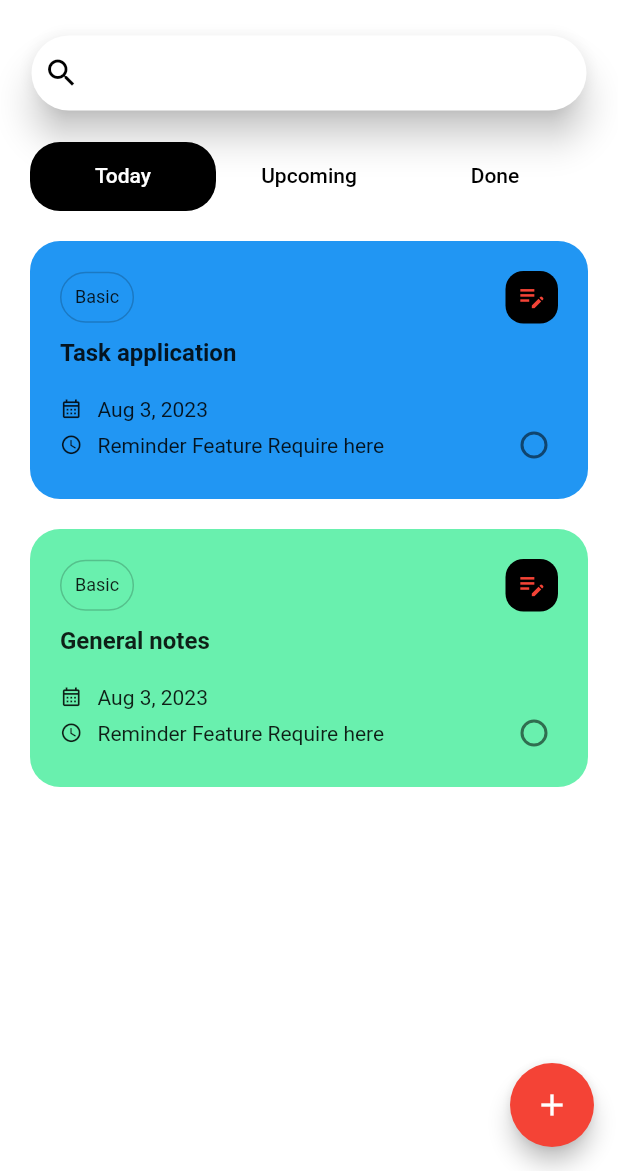
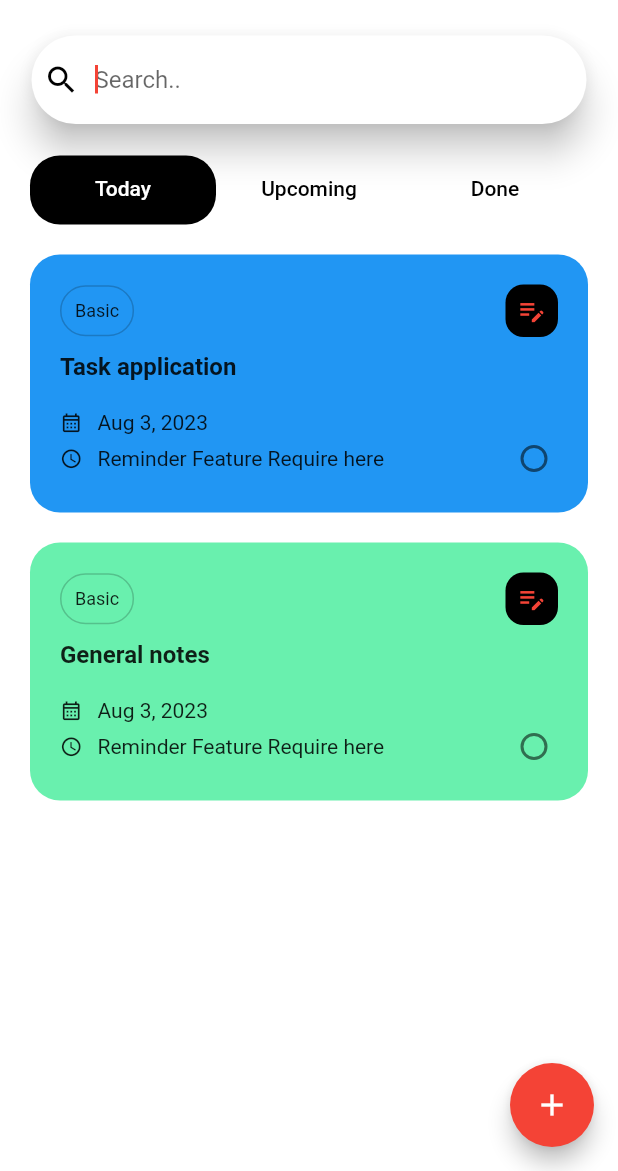
Before and after one commit to Zohaib1397/z_task_manager, a Flutter app: the screen it shows after launch, after a tap on the "search" icon, on a phone screen of 412 x 824 dp, the part 65-1236 px from its top. Run offline on Flutter 3.47's test engine with Material 2 defaults, Android fonts, the phone set to English and light mode, and no system bars; missing offline and left inert: flex_color_picker.

Commit message:
Implemented search field logic

```diff
--- a/lib/screens/home_screen.dart
+++ b/lib/screens/home_screen.dart
@@ -2,8 +2,11 @@ import 'package:flutter/cupertino.dart';
 import 'package:flutter/material.dart';
 import 'package:flutter/rendering.dart';
 import 'package:provider/provider.dart';
+import 'package:z_task_manager/constants/constants.dart';
 import 'package:z_task_manager/services/task_controller_provider.dart';
 import '../structure/CATEGORY.dart';
+import '../structure/Task.dart';
+import '../structure/TextFieldHandler.dart';
 import 'widgets/TaskCard.dart';
 
 import 'new_task.dart';
@@ -20,8 +23,13 @@ class HomeScreen extends StatefulWidget {
 class _HomeScreenState extends State<HomeScreen> {
   FILTER filter = FILTER.TODAY;
   bool searchToggle = false;
+  TextFieldHandler searchField = TextFieldHandler();
+
   @override
   Widget build(BuildContext context) {
+    if(!searchToggle){
+      searchField.controller.text = "";
+    }
     return Scaffold(
       backgroundColor: Colors.white,
       appBar: AppBar(
@@ -71,10 +79,9 @@ class _HomeScreenState extends State<HomeScreen> {
                 child: Stack(
                   alignment: Alignment.centerLeft,
                   children: [
-
                     AnimatedOpacity(
-                      opacity: searchToggle? 0 : 1.0,
-                      duration: Duration(milliseconds: 500),
+                      opacity: searchToggle ? 0 : 1.0,
+                      duration: const Duration(milliseconds: 100),
                       child: const Column(
                         crossAxisAlignment: CrossAxisAlignment.start,
                         children: [
@@ -92,23 +99,29 @@ class _HomeScreenState extends State<HomeScreen> {
                     Align(
                       alignment: Alignment.centerRight,
                       child: Material(
-                        elevation: searchToggle? 10: 0,
-                        color: searchToggle? Colors.white : Colors.black,
+                        elevation: searchToggle ? 10 : 0,
+                        color: searchToggle ? Colors.white : Colors.black,
                         shape: RoundedRectangleBorder(
                           borderRadius: BorderRadius.circular(30),
                         ),
                         child: AnimatedContainer(
-                          height: searchToggle? 50 : 40,
-                          width: searchToggle? MediaQuery.of(context).size.width :40,
-                          duration: Duration(milliseconds: 600),
-                          child: Container(
+                          width: searchToggle
+                              ? MediaQuery.of(context).size.width
+                              : 40,
+                          duration: const Duration(milliseconds: 200),
+                          child: Stack(
+                            alignment: Alignment.center,
+                            children: [
+                              Container(
                                 alignment: Alignment.centerLeft,
                                 child: IconButton(
                                   visualDensity: VisualDensity.compact,
                                   padding: EdgeInsets.zero,
                                   icon: Icon(
                                     Icons.search,
-                                color: searchToggle? Colors.black: Colors.white,
+                                    color: searchToggle
+                                        ? Colors.black
+                                        : Colors.white,
                                   ),
                                   onPressed: () {
                                     setState(() {
@@ -117,11 +130,32 @@ class _HomeScreenState extends State<HomeScreen> {
                                   },
                                 ),
                               ),
+                              searchToggle
+                                  ? Padding(
+                                      padding: const EdgeInsets.symmetric(
+                                          horizontal: 30.0),
+                                      child: TextField(
+                                        controller: searchField.controller,
+                                        autofocus: true,
+                                        decoration:
+                                            kTaskManagerDecoration.copyWith(
+                                          hintText: "Search..",
+                                          fillColor: Colors.transparent,
+                                        ),
+                                        onChanged: (value){
+                                          setState(() {
+
+                                          });
+                                        },
+                                      ),
+                                    )
+                                  : Container(),
+                            ],
+                          ),
                         ),
                       ),
                     ),
                   ],
-
                 ),
               ),
               Padding(
@@ -172,28 +206,41 @@ class _HomeScreenState extends State<HomeScreen> {
               ),
               Consumer<TaskControllerProvider>(
                 builder: (context, taskController, _) {
+                  List<Task> taskList = [];
+                  if (searchField.controller.text != "") {
+                    taskList = taskController.tasksList
+                        .where((element) =>
+                            element.text.contains(searchField.controller.text))
+                        .toList();
+                  } else {
+                    taskList = taskController.tasksList;
+                  }
 
-                  final taskList = taskController.tasksList;
                   List<Widget> cardsList = [];
-                  if(filter == FILTER.TODAY){
+                  if (filter == FILTER.TODAY) {
                     cardsList = taskList
-                        .where((element) => element.dueDate.day == DateTime.now().day && element.isCompleted==false)
-                        .map((task) => TaskCard(taskData: task,))
+                        .where((element) =>
+                            element.dueDate.day == DateTime.now().day &&
+                            element.isCompleted == false)
+                        .map((task) => TaskCard(
+                              taskData: task,
+                            ))
                         .toList();
-                  }
-                  else if(filter == FILTER.UPCOMING){
+                  } else if (filter == FILTER.UPCOMING) {
                     cardsList = taskList
-                          .where((element) => element.dueDate.day > DateTime.now().day && element.isCompleted == false)
-                          .map((task) => TaskCard(taskData: task,))
+                        .where((element) =>
+                            element.dueDate.day > DateTime.now().day &&
+                            element.isCompleted == false)
+                        .map((task) => TaskCard(
+                              taskData: task,
+                            ))
                         .toList();
-                  }
-                  else if(filter == FILTER.DONE){
+                  } else if (filter == FILTER.DONE) {
                     cardsList = taskList
                         .where((e) => e.isCompleted)
                         .map((e) => TaskCard(taskData: e))
                         .toList();
                   }
-
 
                   return Column(
                     children: cardsList,
```
Lines whose indentation alone changed are shown as unchanged.
